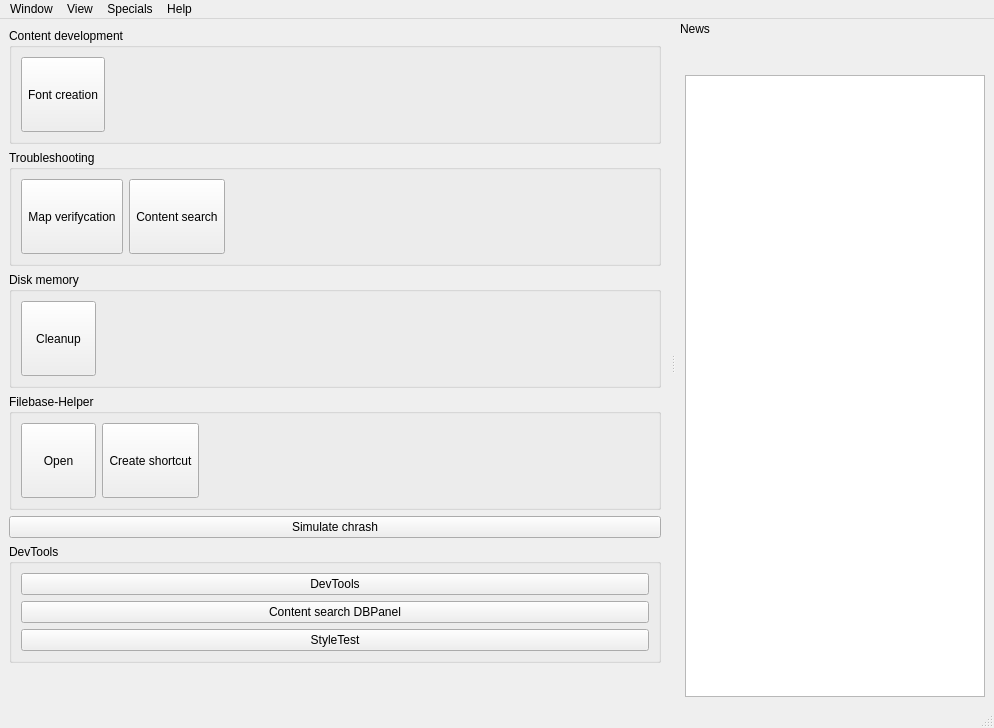
The window that OTModules/OTGeneric/wstart.ui (pietr26/OMSI-Tools) describes before a commit, drawn with Qt 5.
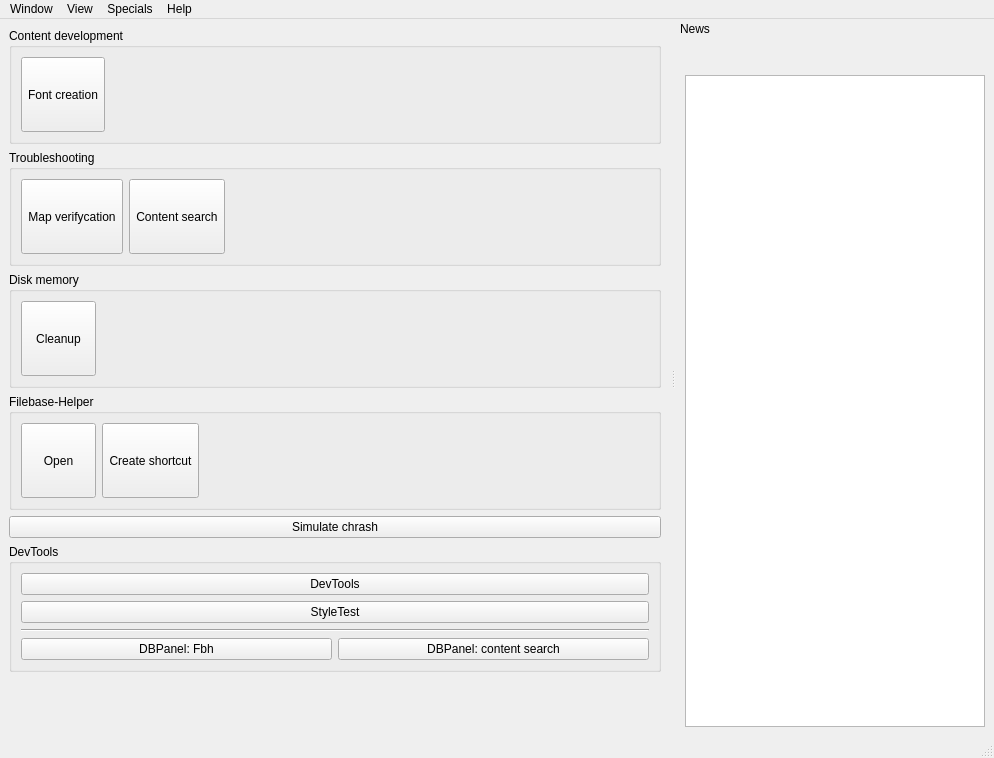
The same window after the commit. Icons and pictures are not drawn.

What changed in the file:
```diff
--- a/OTModules/OTGeneric/wstart.ui
+++ b/OTModules/OTGeneric/wstart.ui
@@ -10,7 +10,7 @@
     <x>0</x>
     <y>0</y>
     <width>994</width>
-    <height>728</height>
+    <height>758</height>
    </rect>
   </property>
   <property name="sizePolicy">
@@ -453,20 +453,6 @@
          </property>
         </widget>
        </item>
-       <item>
-        <widget class="QPushButton" name="btnDBPanel">
-         <property name="toolTip">
-          <string/>
-         </property>
-         <property name="text">
-          <string notr="true">Content search DBPanel</string>
-         </property>
-         <property name="icon">
-          <iconset resource="../../ressources.qrc">
-           <normaloff>:/rec/data/icons/iconDatabase.svg</normaloff>:/rec/data/icons/iconDatabase.svg</iconset>
-         </property>
-        </widget>
-       </item>
        <item>
         <widget class="QPushButton" name="btnStyleTest">
          <property name="text">
@@ -478,6 +464,42 @@
          </property>
         </widget>
        </item>
+       <item>
+        <widget class="Line" name="line">
+         <property name="orientation">
+          <enum>Qt::Horizontal</enum>
+         </property>
+        </widget>
+       </item>
+       <item>
+        <layout class="QHBoxLayout" name="horizontalLayout_6">
+         <item>
+          <widget class="QPushButton" name="btnFbhDBPanel">
+           <property name="text">
+            <string notr="true">DBPanel: Fbh</string>
+           </property>
+           <property name="icon">
+            <iconset resource="../../ressources.qrc">
+             <normaloff>:/rec/data/icons/iconFbh.png</normaloff>:/rec/data/icons/iconFbh.png</iconset>
+           </property>
+          </widget>
+         </item>
+         <item>
+          <widget class="QPushButton" name="btnDBPanel">
+           <property name="toolTip">
+            <string/>
+           </property>
+           <property name="text">
+            <string notr="true">DBPanel: content search</string>
+           </property>
+           <property name="icon">
+            <iconset resource="../../ressources.qrc">
+             <normaloff>:/rec/data/icons/iconSearch.svg</normaloff>:/rec/data/icons/iconSearch.svg</iconset>
+           </property>
+          </widget>
+         </item>
+        </layout>
+       </item>
       </layout>
      </widget>
     </item>
```
Left out of the diff: 2 changed lines with no effect on the pictures.
